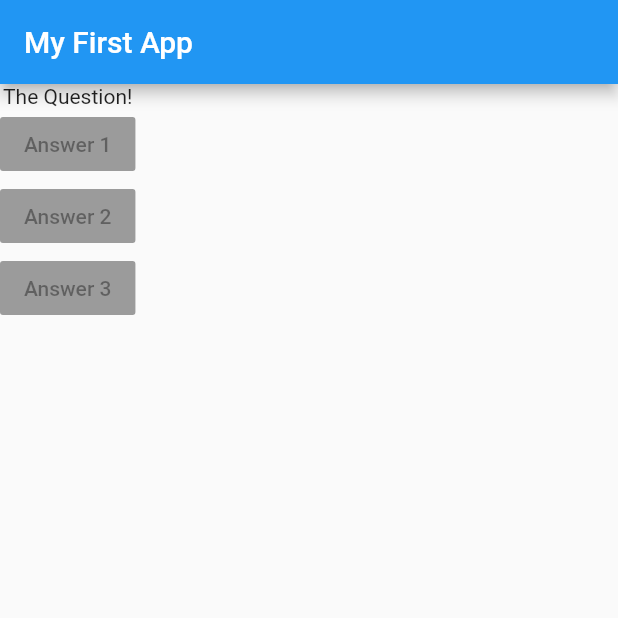
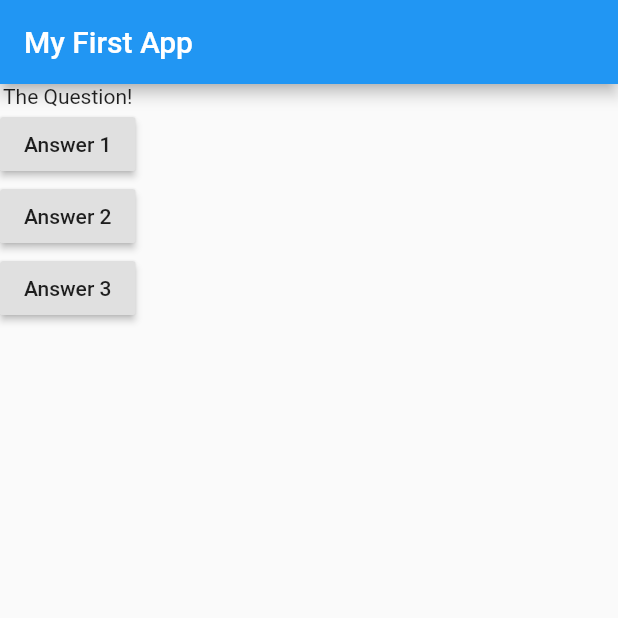
Before and after one commit to Towfique101/quiz_app, a Flutter app: the screen it shows after launch, on a phone screen of 412 x 824 dp, the top half of it. Run offline on Flutter 3.47's test engine with Material 2 defaults, Android fonts, the phone set to English and light mode, and no system bars.

Commit message:
raisedButton addition

```diff
--- a/first_module_app/lib/main.dart
+++ b/first_module_app/lib/main.dart
@@ -7,6 +7,11 @@ import 'package:flutter/material.dart';
 void main() => runApp(MyApp());
 
 class MyApp extends StatelessWidget {
+
+  void answerQuestion(){
+    print('Answer Chosen');
+
+  }
   @override
   Widget build(BuildContext context) {
     return MaterialApp(
@@ -14,12 +19,27 @@ class MyApp extends StatelessWidget {
         appBar: AppBar(
           title: Text('My First App'),
         ),
-        body: Column( children: <Widget>[
-          Text('The Question!'),
-           RaisedButton(child: Text('Answer 1'),),
-           RaisedButton(child: Text('Answer 2'),),
-           RaisedButton(child: Text('Answer 3'),),
-        ],  ),
+        body: Column(
+          children: <Widget>[
+            Text('The Question!'),
+            RaisedButton(
+              child: Text('Answer 1',),
+              onPressed: ()=> print('Answer 1 chosen'),
+            ),
+            RaisedButton(
+              child: Text('Answer 2'),
+              onPressed:(){
+                print('Answer 2 chosen');
+              } ,
+            ),
+            RaisedButton(
+              child: Text('Answer 3'),
+              onPressed: (){
+                print('Answer 3 chosen');
+              },
+            ),
+          ],
+        ),
       ),
     );
   }
```
